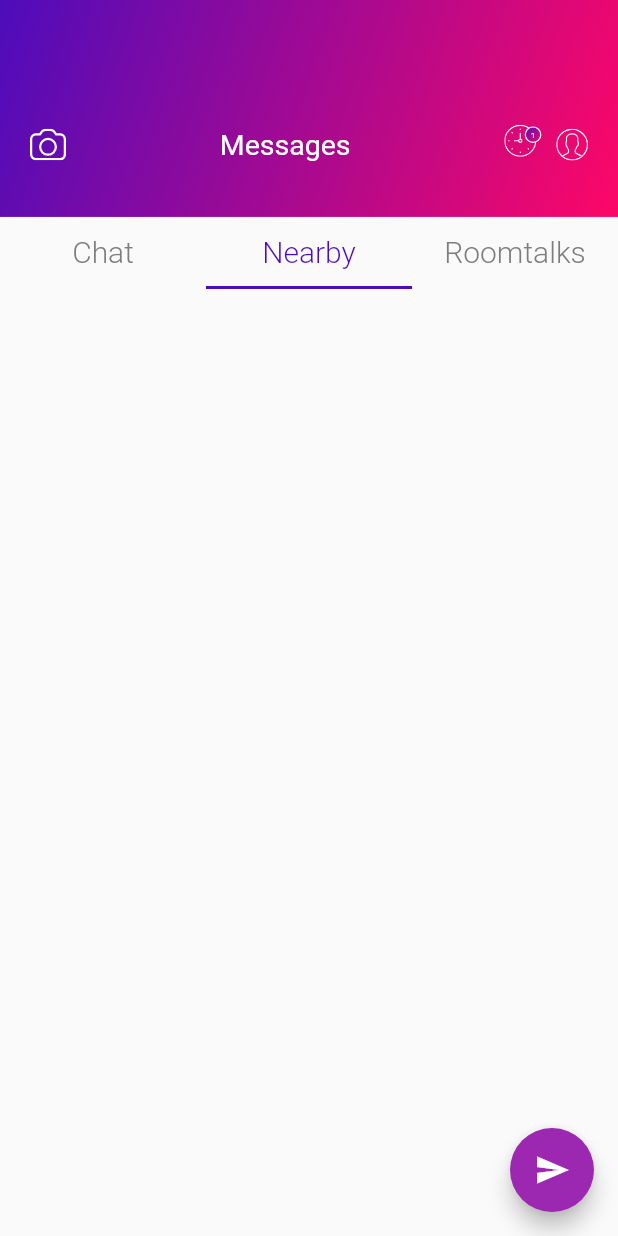
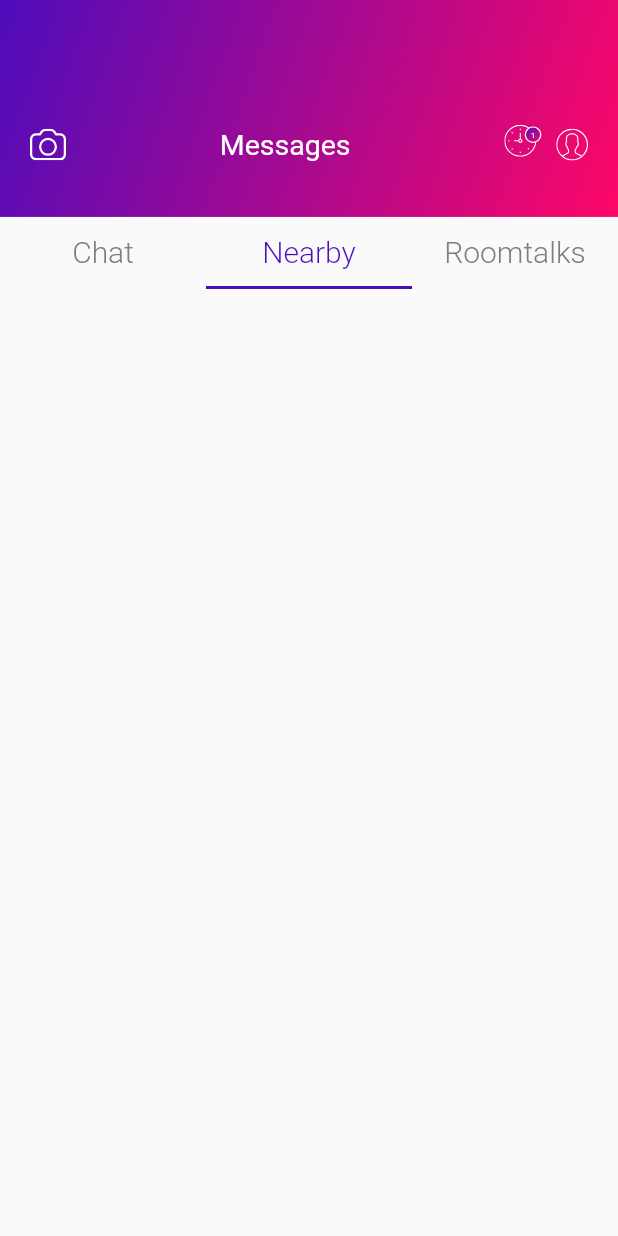
Before and after one commit to SherlockHolmes2045/wifidirect, a Flutter app: the screen it shows after launch, tab 2 chosen, on a phone screen of 412 x 824 dp. Run offline on Flutter 3.47's test engine with Material 2 defaults, Android fonts, the phone set to English and light mode, and no system bars; our stand-ins replace auto_size_text, flutter_fadein, flutter_spinkit, flutter_svg, lottie, permission_handler; missing offline and left inert: get_ip, gson; Roboto replaces fonts that are missing (Segoe UI); project files that could hold a hidden picture were left out.

Commit message:
added iu for creating chat group

```diff
--- a/lib/screens/Messages/Message.dart
+++ b/lib/screens/Messages/Message.dart
@@ -4,6 +4,7 @@ import 'package:siuu_tchat/res/colors.dart';
 import 'package:siuu_tchat/screens/Messages/chat.dart';
 import 'package:siuu_tchat/screens/Nearby.dart';
 
+import '../find_room.dart';
 import 'loader.dart';
 
 class Message extends StatefulWidget {
@@ -204,7 +205,7 @@ class _MessageState extends State<Message> with SingleTickerProviderStateMixin {
           children: [
             buildListView(),
             Nearby(),
-            buildListView(),
+            FindRoom(),
           ],
         ),
       ),
--- a/lib/screens/Nearby.dart
+++ b/lib/screens/Nearby.dart
@@ -25,12 +25,6 @@ class _NearbyState extends State<Nearby> {
   @override
   Widget build(BuildContext context) {
     return Scaffold(
-      floatingActionButton: FloatingActionButton(
-        child: Icon(Icons.send),
-        onPressed: () async{
-          await platform.invokeMethod("sendMessage",{"message": "test"});
-        },
-      ),
       body: Container(
         child:ListView.separated(
           separatorBuilder: (BuildContext context,int index){
```
Also changed, not shown: lib/screens/find_room.dart (added, +32 -0 lines), 1 other file.
